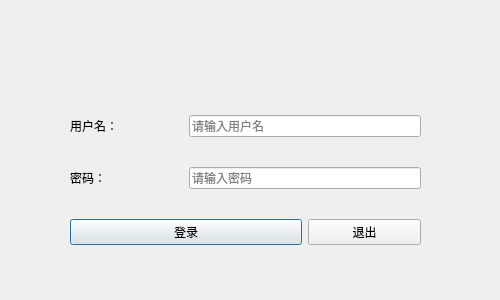
First picture: the form in Ticket/logindialog.ui, repository idy002/ticket, before the edit.
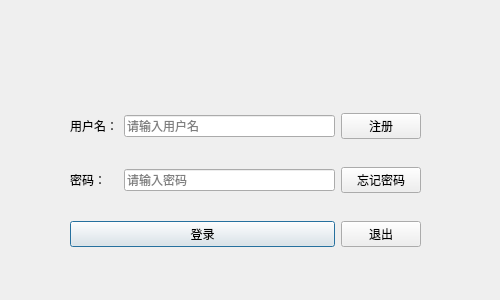
Second picture: the form after the edit.

Diff of the .ui file:
```diff
--- a/Ticket/logindialog.ui
+++ b/Ticket/logindialog.ui
@@ -61,13 +61,6 @@
       </property>
      </widget>
     </item>
-    <item row="0" column="1" colspan="2">
-     <widget class="QLineEdit" name="idLE">
-      <property name="placeholderText">
-       <string>请输入用户名</string>
-      </property>
-     </widget>
-    </item>
     <item row="1" column="0">
      <widget class="QLabel" name="label_2">
       <property name="text">
@@ -82,7 +75,14 @@
       </property>
      </widget>
     </item>
-    <item row="1" column="1" colspan="2">
+    <item row="0" column="1">
+     <widget class="QLineEdit" name="idLE">
+      <property name="placeholderText">
+       <string>请输入用户名</string>
+      </property>
+     </widget>
+    </item>
+    <item row="1" column="1">
      <widget class="QLineEdit" name="pwdLE">
       <property name="inputMethodHints">
        <set>Qt::ImhHiddenText|Qt::ImhNoAutoUppercase|Qt::ImhNoPredictiveText|Qt::ImhSensitiveData</set>
@@ -95,6 +95,20 @@
       </property>
      </widget>
     </item>
+    <item row="0" column="2">
+     <widget class="QPushButton" name="signupPushButton">
+      <property name="text">
+       <string>注册</string>
+      </property>
+     </widget>
+    </item>
+    <item row="1" column="2">
+     <widget class="QPushButton" name="forgetPwdPushButton">
+      <property name="text">
+       <string>忘记密码</string>
+      </property>
+     </widget>
+    </item>
    </layout>
   </widget>
  </widget>
```
